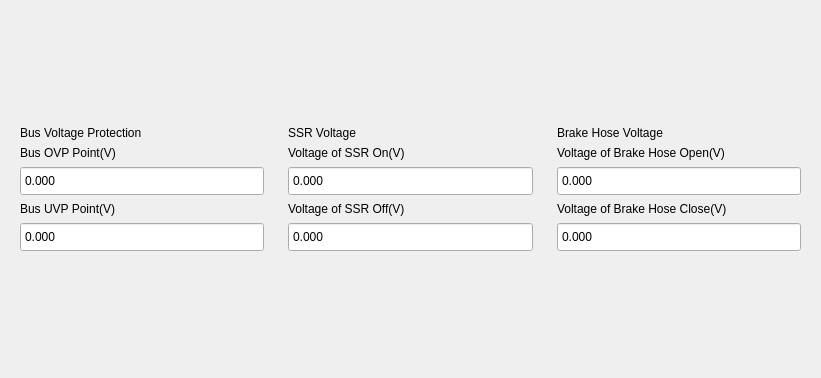
Before: the Qt Designer form Libs/UI/UiPower/graphpower129.ui in tiangaomingjing/ServoDriveTech, drawn with Qt 5.
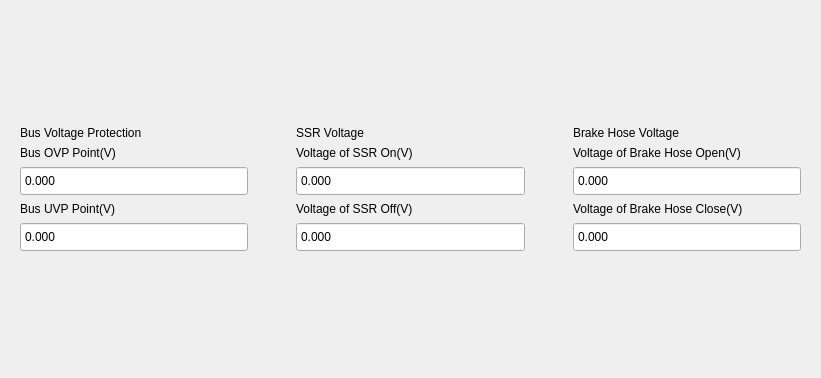
After: the same form once the commit is applied.

Patch:
```diff
--- a/Libs/UI/UiPower/graphpower129.ui
+++ b/Libs/UI/UiPower/graphpower129.ui
@@ -29,6 +29,9 @@
    </item>
    <item>
     <layout class="QHBoxLayout" name="horizontalLayout">
+     <property name="spacing">
+      <number>30</number>
+     </property>
      <item>
       <widget class="QWidget" name="widget_pwrBus" native="true">
        <layout class="QVBoxLayout" name="verticalLayout">
```
